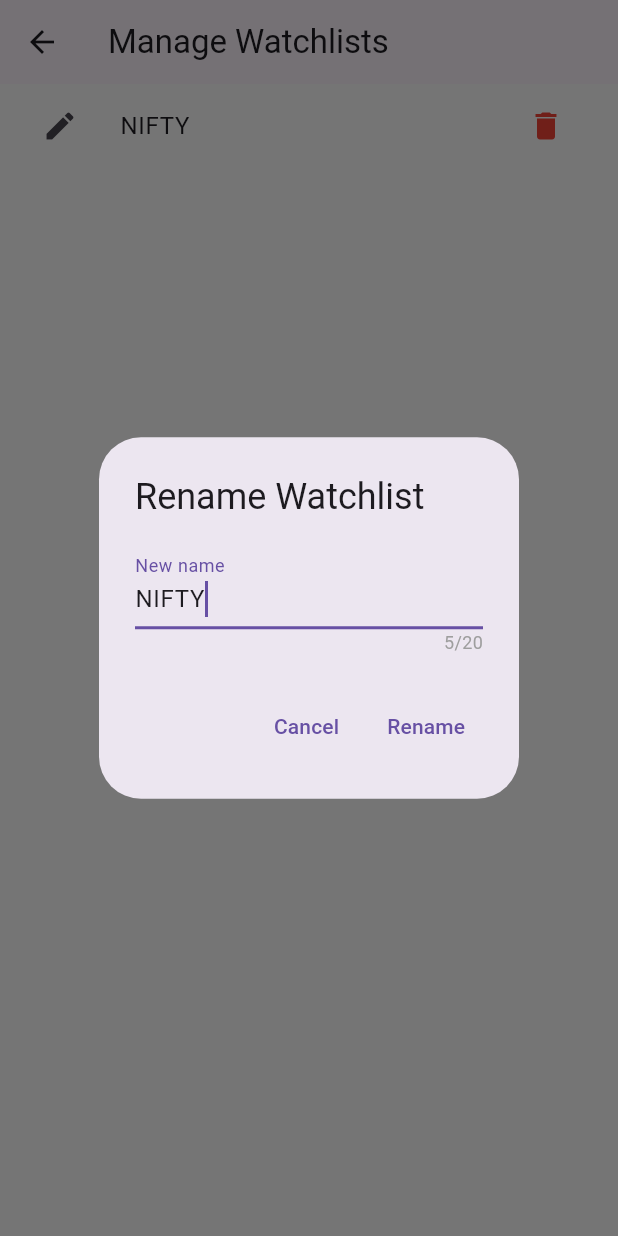
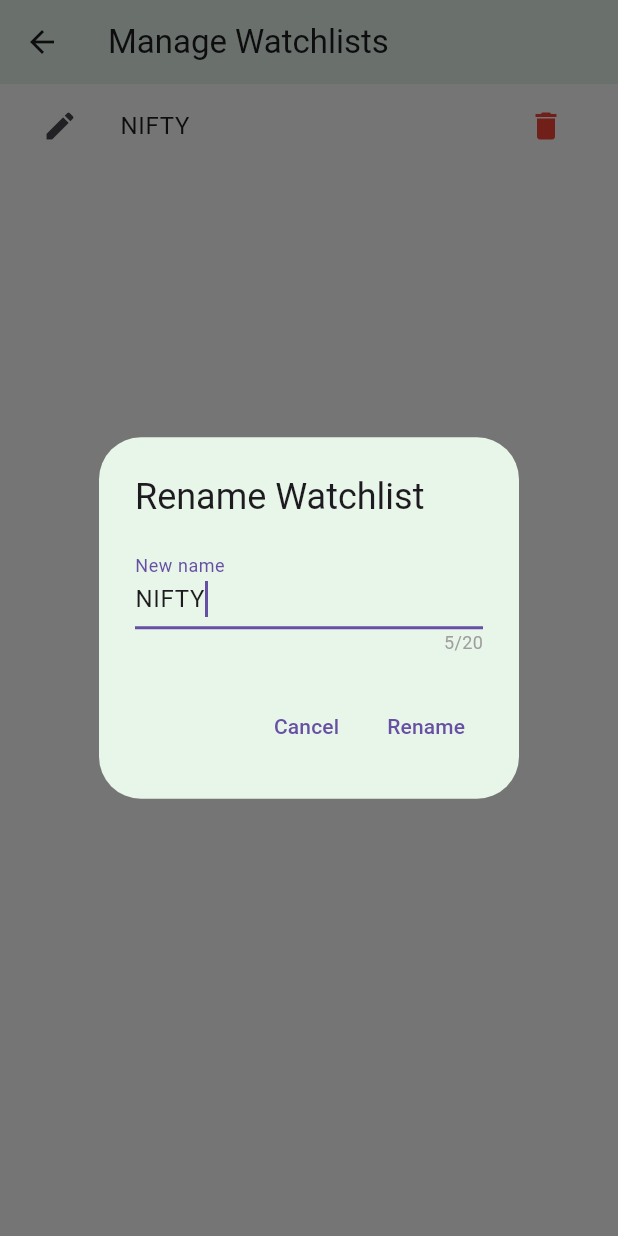
Before and after one commit to Vishnu-N-Viswanath10/stock_market_app_demo, a Flutter app: the ManageWatchlistsPage screen opened directly, after a tap on the "edit" icon, on a phone screen of 412 x 824 dp. Run offline on Flutter 3.47's test engine with Material 3 defaults, Android fonts, the phone set to English and light mode, and no system bars; our stand-ins replace equatable, flutter_bloc, shared_preferences; accounts and stored records are empty.

Commit message:
background color changes

```diff
--- a/lib/presentation/pages/edit_watchlist_page.dart
+++ b/lib/presentation/pages/edit_watchlist_page.dart
@@ -16,6 +16,7 @@ class EditWatchlistPage extends StatelessWidget {
         return Scaffold(
           appBar: AppBar(
             title: Text(AppStrings.editWatchlist),
+            backgroundColor: Theme.of(context).secondaryHeaderColor,
             actions: [
               IconButton(
                 icon: const Icon(Icons.check, color: Colors.green),
--- a/lib/presentation/pages/manage_watchlists_page.dart
+++ b/lib/presentation/pages/manage_watchlists_page.dart
@@ -14,7 +14,10 @@ class ManageWatchlistsPage extends StatelessWidget {
     return BlocBuilder<WatchlistBloc, WatchlistState>(
       builder: (context, state) {
         return Scaffold(
-          appBar: AppBar(title: Text(AppStrings.manageWatchlists)),
+          appBar: AppBar(
+            title: Text(AppStrings.manageWatchlists),
+            backgroundColor: Theme.of(context).secondaryHeaderColor,
+          ),
           body: ReorderableListView(
             onReorder: (oldIndex, newIndex) {
               if (newIndex > oldIndex) newIndex -= 1;
@@ -65,6 +68,7 @@ class ManageWatchlistsPage extends StatelessWidget {
   void _showDeleteConfirmation(BuildContext context, int index, String name) {
     showModalBottomSheet(
       context: context,
+      backgroundColor: Theme.of(context).secondaryHeaderColor,
       builder: (context) => SafeArea(
         child: Padding(
           padding: const EdgeInsets.all(24.0),
@@ -97,7 +101,7 @@ class ManageWatchlistsPage extends StatelessWidget {
                         );
                         Navigator.pop(context);
                       },
-                      child:const Text(AppStrings.delete),
+                      child: const Text(AppStrings.delete),
                     ),
                   ),
                 ],
--- a/lib/presentation/pages/watchlist_page.dart
+++ b/lib/presentation/pages/watchlist_page.dart
@@ -54,6 +54,9 @@ class WatchlistPage extends StatelessWidget {
                         showModalBottomSheet(
                           context: context,
                           isScrollControlled: true,
+                          backgroundColor: Theme.of(
+                            context,
+                          ).secondaryHeaderColor,
                           builder: (context) => CreateWatchlistBottomSheet(
                             currentWatchlistCount: state.groupNames.length,
                           ),
@@ -145,6 +148,7 @@ class WatchlistPage extends StatelessWidget {
   ) {
     showModalBottomSheet(
       context: context,
+      backgroundColor: Theme.of(context).secondaryHeaderColor,
       builder: (context) {
         return WatchlistMenuSheet(
           watchlistCount: watchlistCount,
--- a/lib/presentation/widgets/rename_watchlist_dialog.dart
+++ b/lib/presentation/widgets/rename_watchlist_dialog.dart
@@ -80,6 +80,7 @@ class _RenameWatchlistDialogState extends State<RenameWatchlistDialog> {
           }
           return AlertDialog(
             title: const Text(AppStrings.renameWatchlist),
+            backgroundColor: Theme.of(context).secondaryHeaderColor,
             content: Column(
               mainAxisSize: MainAxisSize.min,
               children: [
--- a/lib/presentation/widgets/tab_placeholder.dart
+++ b/lib/presentation/widgets/tab_placeholder.dart
@@ -15,8 +15,10 @@ class TabPlaceholder extends StatelessWidget {
   @override
   Widget build(BuildContext context) {
     return Scaffold(
-      appBar: AppBar(title: Text(title),
-       backgroundColor: Theme.of(context).secondaryHeaderColor,),
+      appBar: AppBar(
+        title: Text(title),
+        backgroundColor: Theme.of(context).secondaryHeaderColor,
+      ),
       body: Center(
         child: Column(
           mainAxisAlignment: MainAxisAlignment.center,
```
